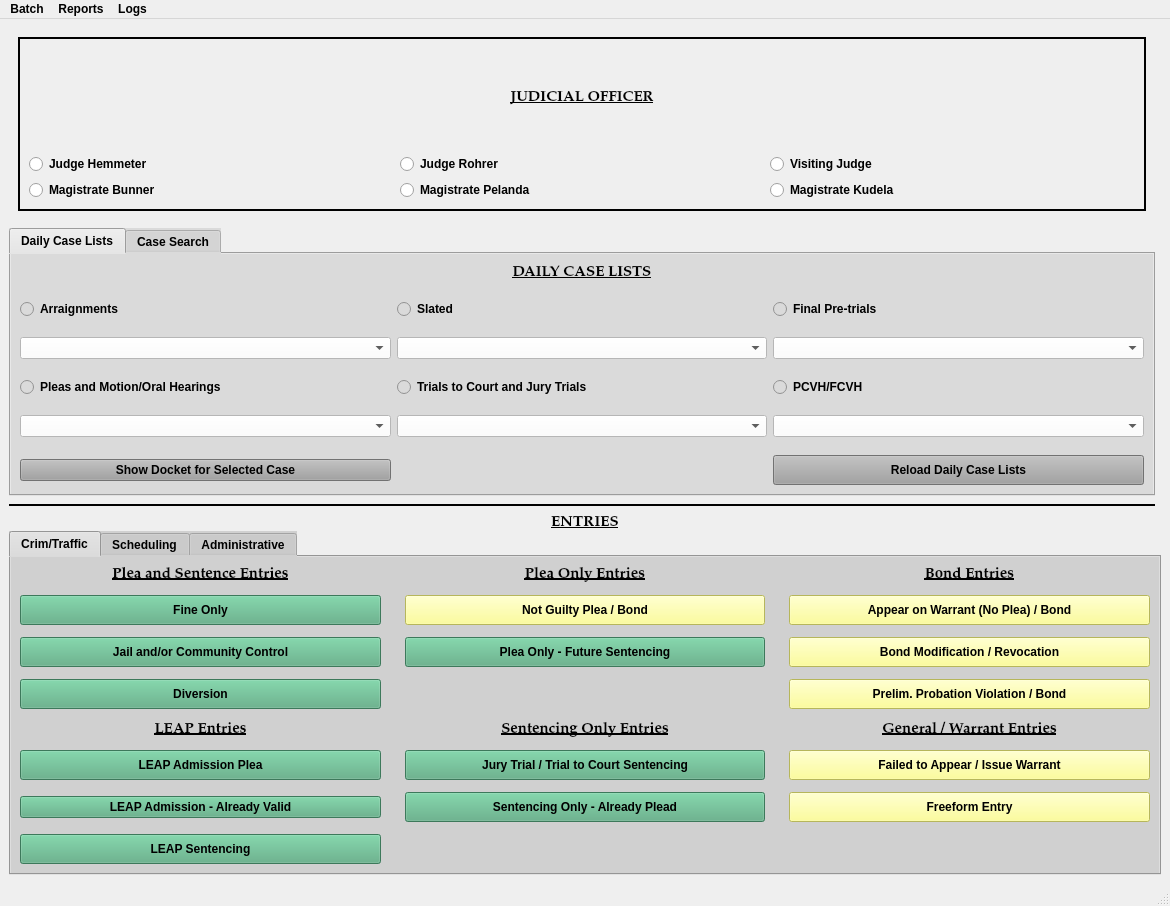
The window that munientry/views/ui/MainWindow.ui (HunterProgram22/MuniEntry) describes before a commit, drawn with Qt 5.
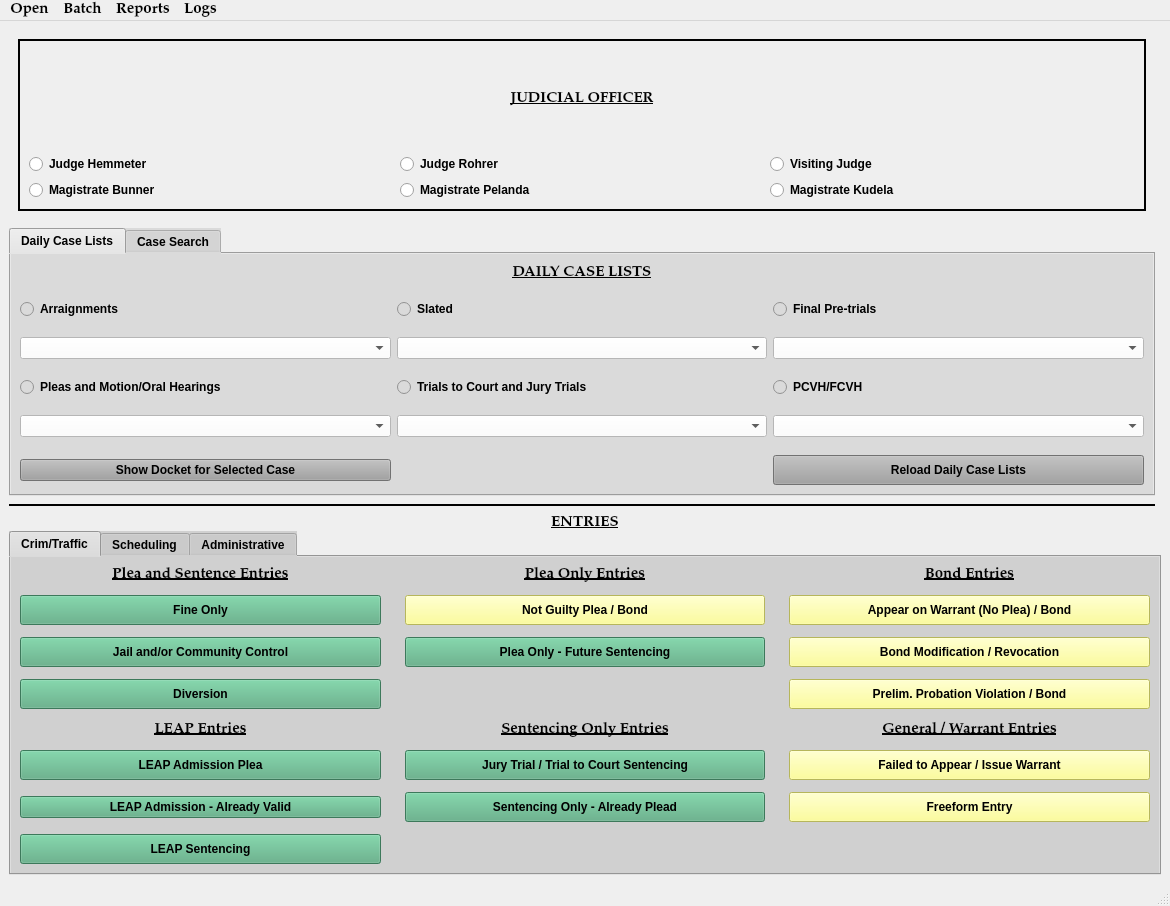
The same window after the commit. Custom widgets are drawn as their Qt base class.

Commit message: Add menu function to open driving privileges folder.

```diff
--- a/munientry/views/ui/MainWindow.ui
+++ b/munientry/views/ui/MainWindow.ui
@@ -1265,6 +1265,21 @@
      <height>27</height>
     </rect>
    </property>
+   <property name="minimumSize">
+    <size>
+     <width>0</width>
+     <height>0</height>
+    </size>
+   </property>
+   <property name="font">
+    <font>
+     <family>Palatino Linotype</family>
+     <pointsize>11</pointsize>
+     <weight>75</weight>
+     <italic>false</italic>
+     <bold>true</bold>
+    </font>
+   </property>
    <widget class="QMenu" name="menuLogs">
     <property name="title">
      <string>Logs</string>
@@ -1286,6 +1301,28 @@
     <addaction name="actionArraignments"/>
     <addaction name="actionFinal_Pretrials"/>
    </widget>
+   <widget class="QMenu" name="menuOpen">
+    <property name="minimumSize">
+     <size>
+      <width>0</width>
+      <height>0</height>
+     </size>
+    </property>
+    <property name="font">
+     <font>
+      <family>Palatino Linotype</family>
+      <pointsize>11</pointsize>
+      <weight>75</weight>
+      <italic>false</italic>
+      <bold>true</bold>
+     </font>
+    </property>
+    <property name="title">
+     <string>Open</string>
+    </property>
+    <addaction name="actionDriving_Privileges_Folder"/>
+   </widget>
+   <addaction name="menuOpen"/>
    <addaction name="menuBatch"/>
    <addaction name="menuReports"/>
    <addaction name="menuLogs"/>
```
Left out of the diff: 5 changed lines with no effect on the pictures. The commit also changes 3 other files.
